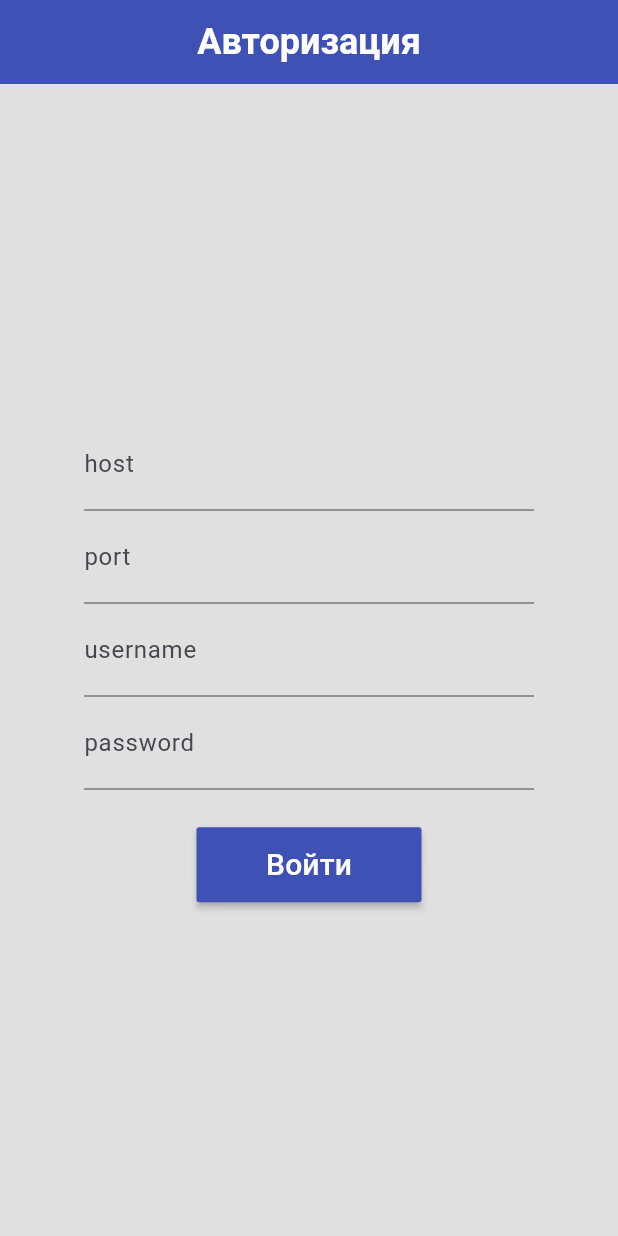
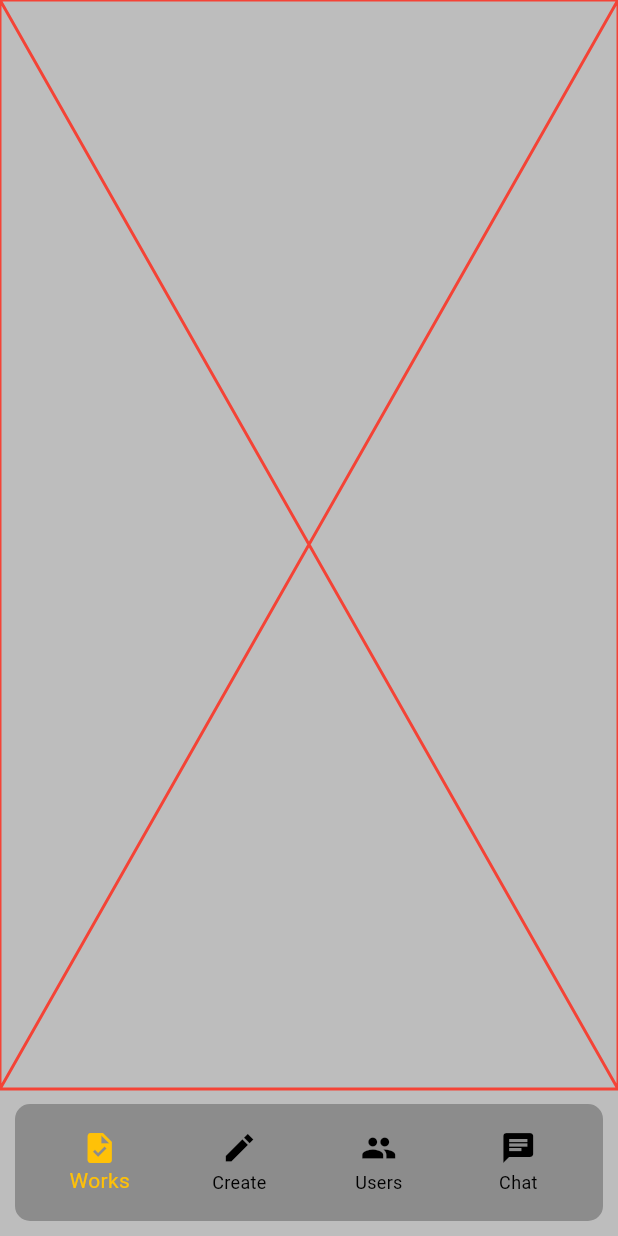
Before and after one commit to VladDB/task_manager_app, a Flutter app: the screen it shows after launch, on a phone screen of 412 x 824 dp. Run offline on Flutter 3.47's test engine with Material 2 defaults, Android fonts, the phone set to English and light mode, and no system bars; our stand-ins replace dio.

Commit message:
New pages, bottom nav bar

```diff
--- /dev/null
+++ b/lib/components/bottom_nav_bar.dart
@@ -0,0 +1,64 @@
+import 'package:flutter/material.dart';
+
+class MyBottomNavBar extends StatefulWidget {
+  void Function(int)? onTabChange;
+
+  MyBottomNavBar({super.key, required this.onTabChange});
+
+  @override
+  State<MyBottomNavBar> createState() => _MyBottomNavBarState();
+}
+
+class _MyBottomNavBarState extends State<MyBottomNavBar> {
+  int _currentIndex = 0;
+
+  void setCurrentIndex(index) {
+    setState(() {
+      _currentIndex = index;
+    });
+  }
+
+  @override
+  Widget build(BuildContext context) {
+    return Container(
+      margin: const EdgeInsets.all(10),
+      decoration: BoxDecoration(
+          border: Border.all(
+            color: Colors.black26,
+            width: 10,
+          ),
+          borderRadius: const BorderRadius.all(Radius.circular(10))
+      ),
+      child: BottomNavigationBar(
+        currentIndex: _currentIndex,
+        onTap: (value) {
+          setCurrentIndex(value);
+          widget.onTabChange!(value);
+        },
+        type: BottomNavigationBarType.fixed,
+        backgroundColor: Colors.black26,
+        elevation: 0,
+        selectedItemColor: Colors.amber.shade500,
+        unselectedItemColor: Colors.black,
+        items: const [
+          BottomNavigationBarItem(
+            icon: Icon(Icons.task),
+            label: 'Works',
+          ),
+          BottomNavigationBarItem(
+            icon: Icon(Icons.create_sharp),
+            label: 'Create',
+          ),
+          BottomNavigationBarItem(
+            icon: Icon(Icons.group),
+            label: 'Users',
+          ),
+          BottomNavigationBarItem(
+            icon: Icon(Icons.chat),
+            label: 'Chat',
+          ),
+        ],
+      ),
+    );
+  }
+}
--- /dev/null
+++ b/lib/pages/home_page.dart
@@ -0,0 +1,48 @@
+import 'package:flutter/material.dart';
+import 'package:task_manager/components/bottom_nav_bar.dart';
+import 'package:task_manager/pages/create_work_page.dart';
+import 'package:task_manager/pages/works_page.dart';
+
+class HomePage extends StatefulWidget {
+  const HomePage({super.key});
+
+  @override
+  State<HomePage> createState() => _HomePageState();
+}
+
+class _HomePageState extends State<HomePage> {
+  //navigation bar
+  var _selectedId = 0;
+
+  void navigateBottomBar(var index) {
+    setState(() {
+      _selectedId = index;
+    });
+  }
+
+  //pages
+  final List<Widget> _pages = [
+    //works page
+    WorksPage(),
+    //create task page
+    CreateWorkPage(),
+    //users page
+    CreateWorkPage(),
+    //dialogs page
+    CreateWorkPage(),
+  ];
+
+  @override
+  Widget build(BuildContext context) {
+    return Scaffold(
+      // appBar: AppBar(
+      //   centerTitle: true,
+      //   title: const Text('Стартовая'),
+      // ),
+      bottomNavigationBar: MyBottomNavBar(
+        onTabChange: (index) => navigateBottomBar(index),
+      ),
+      body: _pages[_selectedId],
+    );
+  }
+}
--- /dev/null
+++ b/lib/pages/works_page.dart
@@ -0,0 +1,17 @@
+import 'package:flutter/material.dart';
+
+class WorksPage extends StatefulWidget {
+  const WorksPage({super.key});
+
+  @override
+  State<WorksPage> createState() => _WorksPageState();
+}
+
+class _WorksPageState extends State<WorksPage> {
+  @override
+  Widget build(BuildContext context) {
+    return const Placeholder(
+      color: Colors.red,
+    );
+  }
+}
--- a/lib/router/router.dart
+++ b/lib/router/router.dart
@@ -1,7 +1,14 @@
 import 'package:task_manager/pages/login.dart';
-import 'package:task_manager/pages/start_page.dart';
+import 'package:task_manager/pages/home_page.dart';
 
 final routes = {
   '/login': (context) => const LoginPage(),
-  '/start': (context) => const StartPage()
+  '/start': (context) => const HomePage()
 };
+
+const _mainUrl = '/entek/api/ed/';
+final urls = {
+  'login': '${_mainUrl}login',
+  'logout': '${_mainUrl}logout',
+  'ping': '${_mainUrl}logout',
+};
--- a/lib/task_manager_app.dart
+++ b/lib/task_manager_app.dart
@@ -15,7 +15,7 @@ class TaskManager extends StatelessWidget {
       title: 'Task Manager',
       theme: mainTheme,
       routes: routes,
-      initialRoute: LoginPage.doLogin ? '/start' : '/login',
+      initialRoute: LoginPage.isLogin ? '/start' : '/login',
     );
   }
 }
--- a/lib/theme/theme.dart
+++ b/lib/theme/theme.dart
@@ -1,13 +1,13 @@
 import 'package:flutter/material.dart';
 
 final mainTheme = ThemeData(
-  scaffoldBackgroundColor: Colors.grey.shade300,
-  colorScheme: ColorScheme.fromSeed(seedColor: Colors.indigo),
+  scaffoldBackgroundColor: Colors.grey.shade400,
+  colorScheme: ColorScheme.fromSeed(seedColor: Colors.amber.shade500),
   appBarTheme: AppBarTheme(
-      color: Colors.indigo.shade500,
+      color: Colors.amber.shade500,
       titleTextStyle: const TextStyle(
-          color: Colors.white,
-          fontSize: 24,
+          color: Colors.black,
+          fontSize: 26,
           fontWeight: FontWeight.bold)),
   useMaterial3: true,
 );
```
Also changed, not shown: lib/pages/create_work_page.dart (added, +17 -0 lines), lib/pages/login.dart (+35 -14 lines), lib/pages/start_page.dart (deleted, +0 -14 lines), lib/services/auth_server.dart (added, +39 -0 lines), pubspec.yaml (+2 -39 lines), pubspec.lock.
